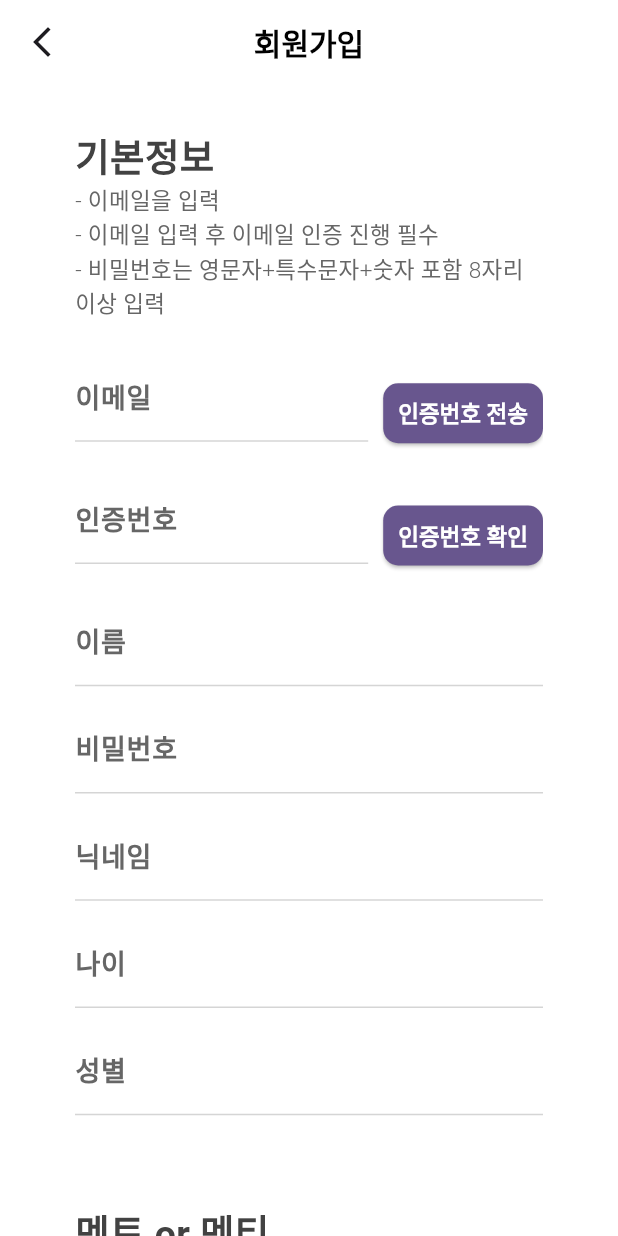
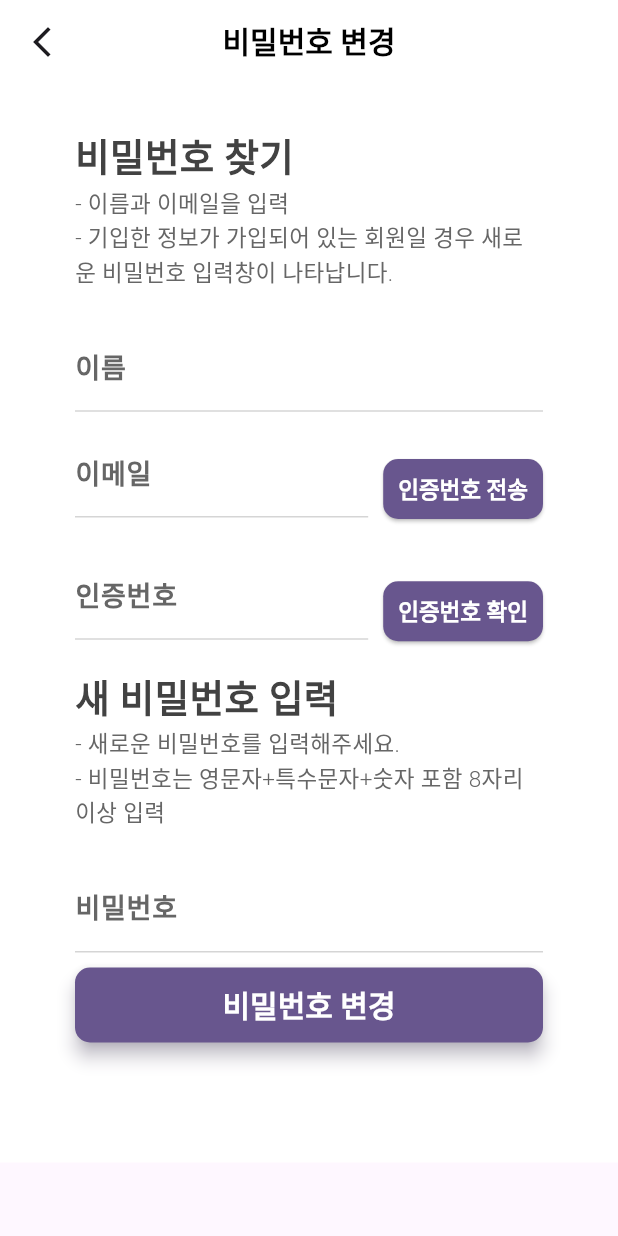
Before and after one commit to YonginUniv-AI-Service-LAB/YIU-AISL-DevTogether-App, a Flutter app: the screen it shows after launch, on a phone screen of 412 x 824 dp. Run offline on Flutter 3.47's test engine with Material 3 defaults, Android fonts, the phone set to English and light mode, and no system bars; our stand-ins replace animated_custom_dropdown; Roboto replaces fonts that are missing (Pretendard).

Commit message:
feat: 비밀번호 변경 화면 제작

```diff
--- a/lib/main.dart
+++ b/lib/main.dart
@@ -1,3 +1,4 @@
+import 'package:devtogether/screens/changePwd.dart';
 import 'package:devtogether/screens/login.dart';
 import 'package:devtogether/screens/register.dart';
 import 'package:flutter/material.dart';
@@ -31,7 +32,7 @@
           child: child!,
       ),
       debugShowCheckedModeBanner: false,
-      home: RegisterScreen(key: key)
+      home: ChangePasswordFormScreen(key: key)
     );
   }
 }
--- /dev/null
+++ b/lib/screens/changePwd.dart
@@ -0,0 +1,91 @@
+import 'package:flutter/material.dart';
+import 'package:devtogether/widgets/BaseAppBar.dart';
+import 'package:devtogether/widgets/buttonWidgets/MainColorButton.dart';
+import 'package:devtogether/widgets/textFieldWidgets/TextFieldButton.dart';
+
+import '../design/colors.dart';
+import '../widgets/groupWidgets/DefaultSectionTitle.dart';
+import '../widgets/textFieldWidgets/UserInfoTextFieldWidget.dart';
+
+const List<String> list = <String>['One', 'Two', 'Three', 'Four'];
+
+class ChangePasswordFormScreen extends StatefulWidget {
+  final emailController = TextEditingController();
+  final pwdController = TextEditingController();
+
+  ChangePasswordFormScreen({super.key});
+
+  @override
+  State<ChangePasswordFormScreen> createState() =>
+      _ChangePasswordFormScreenState();
+}
+
+class _ChangePasswordFormScreenState extends State<ChangePasswordFormScreen> {
+  String dropdownValue = list.first;
+
+  final emailController = TextEditingController();
+  final authCodeController = TextEditingController();
+
+  @override
+  Widget build(BuildContext context) {
+    return GestureDetector(
+        onTap: () => FocusManager.instance.primaryFocus?.unfocus(),
+        child: Scaffold(
+            appBar: BaseAppBar(appBar: AppBar(), title: "비밀번호 변경", center: true),
+            body: SafeArea(
+              child: Container(
+                color: Colors.white,
+                padding: const EdgeInsets.fromLTRB(50, 30, 50, 30),
+                margin: const EdgeInsets.only(bottom: 30),
+    child: SingleChildScrollView(
+    child: Column(children: [
+    DefaultSectionTitleWidget(
+    title: '비밀번호 찾기',
+        subtitle:
+        '- 이름과 이메일을 입력\n- 기입한 정보가 가입되어 있는 회원일 경우 새로운 비밀번호 입력창이 나타납니다.',
+        titleColor: ColorStyles.textBlackColor,
+        subtitleColor: ColorStyles.textBodyColor),
+              UserInfoTextFieldWidget(
+                labelText: "이름",
+                hintText: "이름(본명) 입력",
+                obscureText: false,
+                // controller: nameController,
+                ),
+                TextFieldButtonWidget(
+                  labelText: '이메일',
+                  hintText: "ex) yiuaisl@naver.com",
+                  buttonText: '인증번호 전송',
+                  onPressed: () {},
+                  controller: emailController,
+                ),
+                TextFieldButtonWidget(
+                  labelText: '인증번호',
+                  hintText: "인증번호 입력",
+                  buttonText: '인증번호 확인',
+                  onPressed: () {},
+                  controller: authCodeController,
+                ),
+
+      DefaultSectionTitleWidget(
+          title: '새 비밀번호 입력',
+          subtitle:
+          '- 새로운 비밀번호를 입력해주세요.\n- 비밀번호는 영문자+특수문자+숫자 포함 8자리 이상 입력',
+          titleColor: ColorStyles.textBlackColor,
+          subtitleColor: ColorStyles.textBodyColor),
+      UserInfoTextFieldWidget(
+        labelText: "비밀번호",
+        hintText: "영문자+특수문자+숫자 포함 8자리 이상",
+        obscureText: true,
+        // controller: pwdController,
+      ),
+      Container(
+        margin: const EdgeInsets.only(bottom: 50),
+        child: MainColorButtonWidget(
+            title: '비밀번호 변경', onPressed: () => {print('비밀번호 변경')}),
+      )
+    ])
+    )),
+            )));
+
+  }
+}
```
